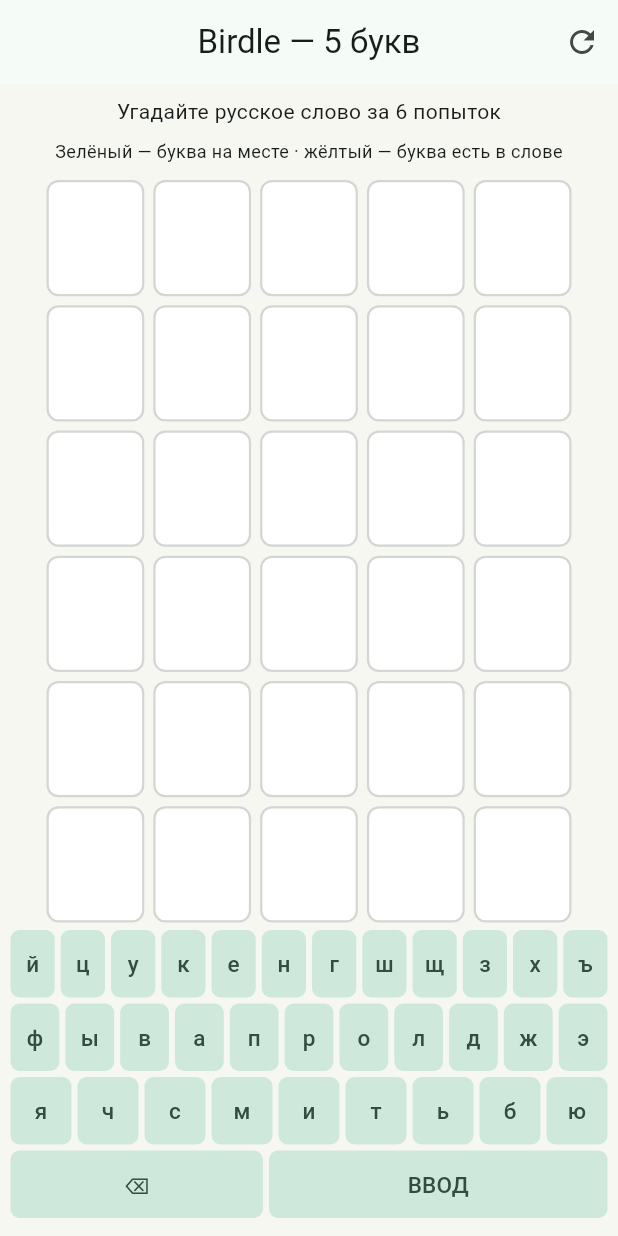
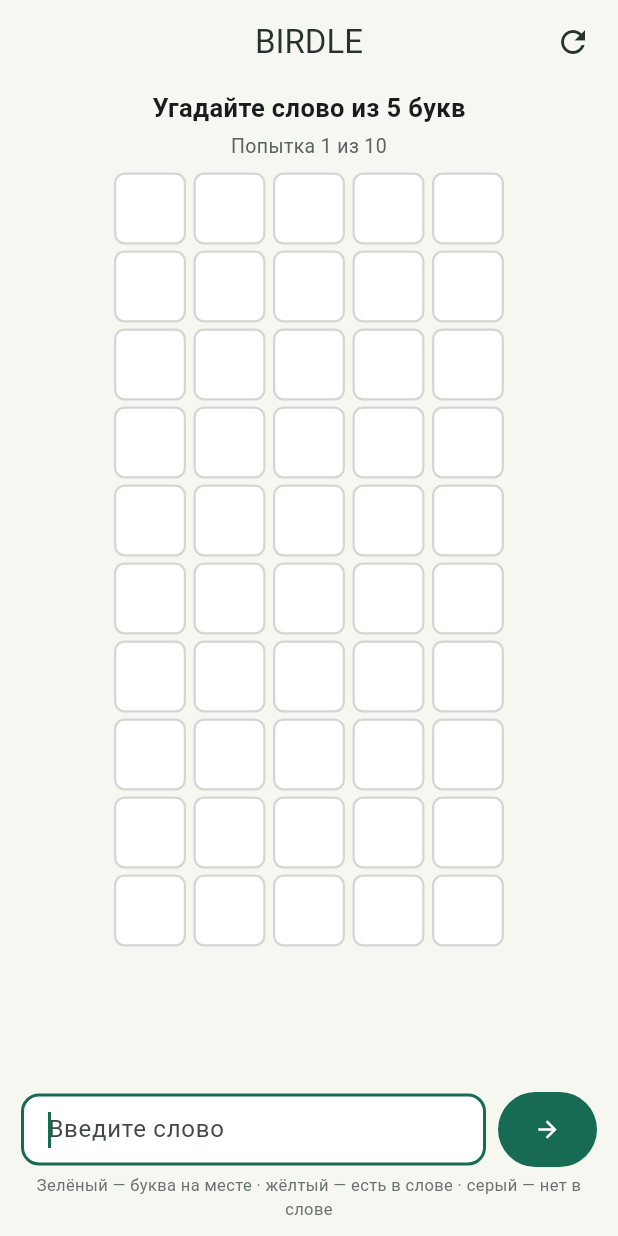
Before and after one commit to SenGe-1/ebanaya-huynya, a Flutter app: the screen it shows after launch, after a tap on the "refresh" icon, on a phone screen of 412 x 824 dp. Run offline on Flutter 3.47's test engine with Material 3 defaults, Android fonts, the phone set to English and light mode, and no system bars.

Commit message:
Replace placeholder UI with complete Birdle word game

```diff
--- a/lib/main.dart
+++ b/lib/main.dart
@@ -7,32 +7,31 @@
   runApp(const BirdleApp());
 }
 
-const fallbackWords = <String>[
-  'время', 'жизнь', 'слово', 'место', 'город', 'земля', 'часть',
-  'конец', 'народ', 'образ', 'мысль', 'книга', 'голос', 'право',
-  'война', 'дверь', 'число', 'князь', 'улица', 'форма', 'вечер',
-  'месяц', 'закон', 'берег', 'школа', 'стена', 'театр', 'смысл',
-  'связь', 'наука', 'ответ', 'армия', 'совет', 'семья', 'рубль',
-  'плечо', 'автор', 'гость', 'огонь', 'черта', 'глава', 'кровь',
-];
-
 class BirdleApp extends StatelessWidget {
   const BirdleApp({super.key});
 
   @override
   Widget build(BuildContext context) {
+    const green = Color(0xFF467B68);
     return MaterialApp(
       title: 'Birdle',
       debugShowCheckedModeBanner: false,
       theme: ThemeData(
-        colorScheme: ColorScheme.fromSeed(seedColor: const Color(0xFF467B68)),
+        useMaterial3: true,
+        colorScheme: ColorScheme.fromSeed(seedColor: green),
         scaffoldBackgroundColor: const Color(0xFFF7F7F2),
-        useMaterial3: true,
+        appBarTheme: const AppBarTheme(
+          centerTitle: true,
+          backgroundColor: Color(0xFFF7F7F2),
+          foregroundColor: Color(0xFF26332D),
+        ),
       ),
       home: const GamePage(),
     );
   }
 }
+
+enum LetterResult { empty, hit, partial, miss }
 
 class GamePage extends StatefulWidget {
   const GamePage({super.key});
@@ -42,22 +41,35 @@
 }
 
 class _GamePageState extends State<GamePage> {
-  static const wordLength = 5;
-  static const maxAttempts = 6;
+  static const int wordLength = 5;
+  static const int maxAttempts = 10;
+  static const Color hitColor = Color(0xFF467B68);
+  static const Color partialColor = Color(0xFFD6A746);
+  static const Color missColor = Color(0xFF777C80);
 
-  List<String> _dictionary = fallbackWords;
-  late String _answer;
+  final TextEditingController _controller = TextEditingController();
+  final FocusNode _inputFocus = FocusNode();
+  final Random _random = Random();
+
+  List<String> _dictionary = const [];
   final List<String> _guesses = [];
-  String _currentGuess = '';
+  String _answer = '';
+  bool _loading = true;
+  String? _loadError;
   bool _finished = false;
   bool _won = false;
-  bool _loadingDictionary = true;
 
   @override
   void initState() {
     super.initState();
-    _answer = fallbackWords[Random().nextInt(fallbackWords.length)];
     _loadDictionary();
+  }
+
+  @override
+  void dispose() {
+    _controller.dispose();
+    _inputFocus.dispose();
+    super.dispose();
   }
 
   Future<void> _loadDictionary() async {
@@ -68,152 +80,336 @@
           .map((word) => word.trim().toLowerCase())
           .where((word) => RegExp(r'^[а-яё]{5}$').hasMatch(word))
           .toSet()
-          .toList();
-      if (words.isNotEmpty && mounted) {
+          .toList()
+        ..sort();
+
+      if (words.isEmpty) {
+        throw const FormatException('В словаре нет подходящих слов.');
+      }
+
+      if (!mounted) return;
       setState(() {
         _dictionary = words;
-          _answer = words[Random().nextInt(words.length)];
+        _answer = words[_random.nextInt(words.length)];
+        _loading = false;
       });
-      }
     } catch (_) {
-      // The built-in starter dictionary keeps the game playable until
-      // assets/words.txt is added to the project.
-    } finally {
-      if (mounted) setState(() => _loadingDictionary = false);
+      if (!mounted) return;
+      setState(() {
+        _loading = false;
+        _loadError = 'Не удалось загрузить assets/words.txt. '
+            'Проверьте файл словаря и pubspec.yaml.';
+      });
     }
   }
 
-  void _typeLetter(String letter) {
-    if (_finished || _currentGuess.length >= wordLength) return;
-    setState(() => _currentGuess += letter.toLowerCase());
+  int get _attemptsMade => _guesses.length;
+
+  int get _hintCount {
+    if (_attemptsMade < 4 || _finished) return 0;
+    return min(3, ((_attemptsMade - 4) ~/ 2) + 1);
   }
 
-  void _backspace() {
-    if (_finished || _currentGuess.isEmpty) return;
-    setState(() => _currentGuess =
-        _currentGuess.substring(0, _currentGuess.length - 1));
+  List<LetterResult> _evaluate(String guess) {
+    final result = List<LetterResult>.filled(wordLength, LetterResult.miss);
+    final remaining = <String, int>{};
+
+    for (var i = 0; i < wordLength; i++) {
+      if (guess[i] == _answer[i]) {
+        result[i] = LetterResult.hit;
+      } else {
+        remaining[_answer[i]] = (remaining[_answer[i]] ?? 0) + 1;
+      }
+    }
+
+    for (var i = 0; i < wordLength; i++) {
+      if (result[i] == LetterResult.hit) continue;
+      final count = remaining[guess[i]] ?? 0;
+      if (count > 0) {
+        result[i] = LetterResult.partial;
+        remaining[guess[i]] = count - 1;
+      }
+    }
+    return result;
   }
 
   void _submitGuess() {
-    if (_finished) return;
-    if (_currentGuess.length != wordLength) {
-      _message('Введите слово из 5 букв');
+    if (_loading || _loadError != null || _finished) return;
+    final guess = _controller.text.trim().toLowerCase();
+
+    if (!RegExp(r'^[а-яё]{5}$').hasMatch(guess)) {
+      _showMessage('Введите русское слово из 5 букв.');
       return;
     }
-    if (!_dictionary.contains(_currentGuess)) {
-      _message('Этого слова нет в словаре');
+    if (!_dictionary.contains(guess)) {
+      _showMessage('Такого слова нет в словаре.');
       return;
     }
+
     setState(() {
-      _guesses.add(_currentGuess);
-      _won = _currentGuess == _answer;
-      _finished = _won || _guesses.length >= maxAttempts;
-      _currentGuess = '';
+      _guesses.add(guess);
+      _controller.clear();
+      if (guess == _answer) {
+        _won = true;
+        _finished = true;
+      } else if (_guesses.length >= maxAttempts) {
+        _finished = true;
+      }
     });
+
     if (_won) {
-      _message('Верно! Вы угадали слово.');
+      _showMessage('Победа! Вы угадали слово.');
     } else if (_finished) {
-      _message('Попытки закончились. Ответ: $_answer');
+      _showMessage('Попытки закончились. Ответ: ${_answer.toUpperCase()}');
+    } else {
+      _inputFocus.requestFocus();
     }
   }
 
   void _newGame() {
+    if (_dictionary.isEmpty) return;
     setState(() {
-      _answer = _dictionary[Random().nextInt(_dictionary.length)];
+      _answer = _dictionary[_random.nextInt(_dictionary.length)];
       _guesses.clear();
-      _currentGuess = '';
+      _controller.clear();
       _finished = false;
       _won = false;
     });
+    _inputFocus.requestFocus();
   }
 
-  void _message(String text) {
+  void _showMessage(String message) {
     ScaffoldMessenger.of(context)
       ..hideCurrentSnackBar()
-      ..showSnackBar(SnackBar(content: Text(text)));
+      ..showSnackBar(SnackBar(content: Text(message)));
   }
 
-  Color _tileColor(String guess, int index) {
-    final letter = guess[index];
-    if (_answer[index] == letter) return const Color(0xFF467B68);
-    if (_answer.contains(letter)) return const Color(0xFFD6A746);
-    return const Color(0xFF777C80);
+  Color _colorFor(LetterResult result) {
+    switch (result) {
+      case LetterResult.hit:
+        return hitColor;
+      case LetterResult.partial:
+        return partialColor;
+      case LetterResult.miss:
+        return missColor;
+      case LetterResult.empty:
+        return Colors.white;
+    }
   }
 
-  Widget _tile(String? guess, int index, {bool current = false}) {
-    final letter = guess != null && index < guess.length ? guess[index] : '';
-    final color = guess == null
-        ? Colors.white
-        : current
-            ? Colors.white
-            : _tileColor(guess, index);
-    return Container(
+  Widget _tile(String letter, LetterResult result, double size) {
+    final filled = letter.isNotEmpty;
+    final color = _colorFor(result);
+    return AnimatedContainer(
+      duration: const Duration(milliseconds: 220),
+      width: size,
+      height: size,
       alignment: Alignment.center,
       decoration: BoxDecoration(
         color: color,
+        borderRadius: BorderRadius.circular(7),
         border: Border.all(
-          color: guess == null || current
-              ? const Color(0xFFD2D7D2)
+          color: result == LetterResult.empty
+              ? (filled ? hitColor.withOpacity(0.65) : const Color(0xFFD2D7D2))
               : color,
           width: 1.5,
         ),
-        borderRadius: BorderRadius.circular(8),
       ),
       child: Text(
         letter.toUpperCase(),
         style: TextStyle(
-          fontSize: 22,
-          fontWeight: FontWeight.bold,
-          color: guess == null || current ? const Color(0xFF26332D) : Colors.white,
+          fontSize: size * 0.43,
+          fontWeight: FontWeight.w700,
+          color: result == LetterResult.hit ||
+                  result == LetterResult.miss ||
+                  result == LetterResult.partial
+              ? Colors.white
+              : const Color(0xFF26332D),
         ),
       ),
     );
   }
 
-  Widget _keyboardKey(String label, {VoidCallback? onTap, double flex = 1}) {
-    return Expanded(
-      flex: (flex * 10).round(),
-      child: Padding(
-        padding: const EdgeInsets.all(2),
-        child: SizedBox(
-          height: 45,
-          child: FilledButton.tonal(
-            style: FilledButton.styleFrom(
-              padding: EdgeInsets.zero,
-              shape: RoundedRectangleBorder(
-                borderRadius: BorderRadius.circular(6),
+  Widget _board(double maxWidth) {
+    const gap = 5.0;
+    final cellSize = min(48.0, (maxWidth - gap * (wordLength - 1)) / wordLength);
+    final rows = <Widget>[];
+
+    for (var row = 0; row < maxAttempts; row++) {
+      final isSubmitted = row < _guesses.length;
+      final isCurrent = row == _guesses.length && !_finished;
+      final guess = isSubmitted
+          ? _guesses[row]
+          : isCurrent
+              ? _controller.text.toLowerCase()
+              : '';
+      final feedback = isSubmitted
+          ? _evaluate(guess)
+          : List<LetterResult>.filled(wordLength, LetterResult.empty);
+
+      rows.add(
+        Padding(
+          padding: const EdgeInsets.symmetric(vertical: 2),
+          child: Row(
+            mainAxisAlignment: MainAxisAlignment.center,
+            children: [
+              for (var i = 0; i < wordLength; i++)
+                Padding(
+                  padding: const EdgeInsets.symmetric(horizontal: gap / 2),
+                  child: _tile(
+                    i < guess.length ? guess[i] : '',
+                    feedback[i],
+                    cellSize,
                   ),
                 ),
-            onPressed: _finished ? null : onTap,
-            child: Text(label, style: const TextStyle(fontSize: 15)),
-          ),
+            ],
           ),
         ),
       );
     }
 
+    return Column(
+      mainAxisAlignment: MainAxisAlignment.center,
+      mainAxisSize: MainAxisSize.min,
+      children: rows,
+    );
+  }
+
   @override
   Widget build(BuildContext context) {
-    final rows = <Widget>[];
-    for (var row = 0; row < maxAttempts; row++) {
-      final guess = row < _guesses.length
-          ? _guesses[row]
-          : row == _guesses.length
-              ? _currentGuess
-              : null;
-      rows.add(
+    final hints = [
+      for (var i = 0; i < _hintCount && i < _answer.length; i++)
+        '${i + 1}-я буква — «${_answer[i].toUpperCase()}»',
+    ];
+
+    return Scaffold(
+      appBar: AppBar(
+        title: const Text('BIRDLE'),
+        actions: [
+          IconButton(
+            tooltip: 'Новая игра',
+            onPressed: _loading || _loadError != null ? null : _newGame,
+            icon: const Icon(Icons.refresh),
+          ),
+          const SizedBox(width: 6),
+        ],
+      ),
+      body: SafeArea(
+        child: Center(
+          child: ConstrainedBox(
+            constraints: const BoxConstraints(maxWidth: 520),
+            child: Padding(
+              padding: const EdgeInsets.fromLTRB(14, 4, 14, 10),
+              child: Column(
+                children: [
+                  const Text(
+                    'Угадайте слово из 5 букв',
+                    style: TextStyle(fontSize: 17, fontWeight: FontWeight.w600),
+                  ),
+                  const SizedBox(height: 4),
+                  Text(
+                    _loading
+                        ? 'Загружаем словарь…'
+                        : _loadError ??
+                            (_won
+                                ? 'Победа!'
+                                : _finished
+                                    ? 'Загаданное слово: ${_answer.toUpperCase()}'
+                                    : 'Попытка ${_attemptsMade + 1} из $maxAttempts'),
+                    textAlign: TextAlign.center,
+                    style: TextStyle(
+                      fontSize: 13,
+                      color: _loadError != null
+                          ? Colors.red.shade700
+                          : _won
+                              ? hitColor
+                              : const Color(0xFF59635D),
+                    ),
+                  ),
+                  if (hints.isNotEmpty && !_finished)
+                    Padding(
+                      padding: const EdgeInsets.only(top: 4),
+                      child: Text(
+                        "Подсказка: ${hints.join(' · ')}",
+                        textAlign: TextAlign.center,
+                        style: const TextStyle(
+                          color: Color(0xFF9B6B10),
+                          fontSize: 12,
+                        ),
+                      ),
+                    ),
+                  const SizedBox(height: 6),
                   Expanded(
+                    child: LayoutBuilder(
+                      builder: (context, constraints) {
+                        return SingleChildScrollView(
+                          child: Center(child: _board(constraints.maxWidth)),
+                        );
+                      },
+                    ),
+                  ),
+                  if (!_finished && !_loading && _loadError == null)
+                    Padding(
+                      padding: const EdgeInsets.only(top: 6),
                       child: Row(
-            children: List.generate(
-              wordLength,
-              (index) => Expanded(
-                child: Padding(
-                  padding: const EdgeInsets.all(3),
-                  child: _tile(
-                    guess,
-                    index,
-                    current: row == _guesses.length && !_finished,
+                        children: [
+                          Expanded(
+                            child: TextField(
+                              controller: _controller,
+                              focusNode: _inputFocus,
+                              autofocus: false,
+                              maxLength: wordLength,
+                              textCapitalization: TextCapitalization.none,
+                              inputFormatters: [
+                                FilteringTextInputFormatter.allow(
+                                  RegExp(r'[а-яА-ЯёЁ]'),
                                 ),
+                                LengthLimitingTextInputFormatter(wordLength),
+                              ],
+                              decoration: InputDecoration(
+                                hintText: 'Введите слово',
+                                counterText: '',
+                                filled: true,
+                                fillColor: Colors.white,
+                                border: OutlineInputBorder(
+                                  borderRadius: BorderRadius.circular(12),
+                                ),
+                                contentPadding: const EdgeInsets.symmetric(
+                                  horizontal: 14,
+                                  vertical: 12,
+                                ),
+                              ),
+                              onChanged: (_) => setState(() {}),
+                              onSubmitted: (_) => _submitGuess(),
+                            ),
+                          ),
+                          const SizedBox(width: 8),
+                          SizedBox(
+                            height: 50,
+                            child: FilledButton(
+                              onPressed: _submitGuess,
+                              child: const Icon(Icons.arrow_forward),
+                            ),
+                          ),
+                        ],
+                      ),
+                    ),
+                  if (_finished)
+                    Padding(
+                      padding: const EdgeInsets.only(top: 8),
+                      child: FilledButton.icon(
+                        onPressed: _newGame,
+                        icon: const Icon(Icons.refresh),
+                        label: const Text('Играть снова'),
+                      ),
+                    ),
+                  const SizedBox(height: 4),
+                  const Text(
+                    'Зелёный — буква на месте · жёлтый — есть в слове · серый — нет в слове',
+                    textAlign: TextAlign.center,
+                    style: TextStyle(fontSize: 11, color: Color(0xFF69736D)),
+                  ),
+                ],
               ),
             ),
           ),
@@ -221,83 +417,4 @@
       ),
     );
   }
-
-    const keyboardRows = [
-      'йцукенгшщзхъ',
-      'фывапролджэ',
-      'ячсмитьбю',
-    ];
-
-    return Scaffold(
-      appBar: AppBar(
-        title: const Text('Birdle — 5 букв'),
-        centerTitle: true,
-        actions: [
-          IconButton(
-            tooltip: 'Новая игра',
-            onPressed: _newGame,
-            icon: const Icon(Icons.refresh),
-          ),
-        ],
-      ),
-      body: SafeArea(
-        child: Column(
-          children: [
-            const SizedBox(height: 8),
-            const Text('Угадайте русское слово за 6 попыток'),
-            const Padding(
-              padding: EdgeInsets.symmetric(horizontal: 18, vertical: 8),
-              child: Text(
-                'Зелёный — буква на месте · жёлтый — буква есть в слове',
-                textAlign: TextAlign.center,
-                style: TextStyle(fontSize: 12),
-              ),
-            ),
-            Expanded(
-              flex: 6,
-              child: Padding(
-                padding: const EdgeInsets.symmetric(horizontal: 28),
-                child: Column(children: rows),
-              ),
-            ),
-            if (_loadingDictionary)
-              const Padding(
-                padding: EdgeInsets.all(4),
-                child: Text('Загрузка словаря…', style: TextStyle(fontSize: 12)),
-              ),
-            Padding(
-              padding: const EdgeInsets.symmetric(horizontal: 5),
-              child: Column(
-                children: [
-                  for (final row in keyboardRows)
-                    Row(
-                      children: [
-                        for (final letter in row.split(''))
-                          _keyboardKey(letter, onTap: () => _typeLetter(letter)),
-                      ],
-                    ),
-                  Row(
-                    children: [
-                      _keyboardKey('⌫', flex: 1.5, onTap: _backspace),
-                      _keyboardKey('ВВОД', flex: 2, onTap: _submitGuess),
-                    ],
-                  ),
-                ],
-              ),
-            ),
-            const SizedBox(height: 10),
-            if (_finished)
-              Padding(
-                padding: const EdgeInsets.only(bottom: 10),
-                child: TextButton.icon(
-                  onPressed: _newGame,
-                  icon: const Icon(Icons.refresh),
-                  label: Text(_won ? 'Сыграть ещё' : 'Попробовать снова'),
-                ),
-              ),
-          ],
-        ),
-      ),
-    );
 }
-}
```
Lines whose indentation alone changed are shown as unchanged.
